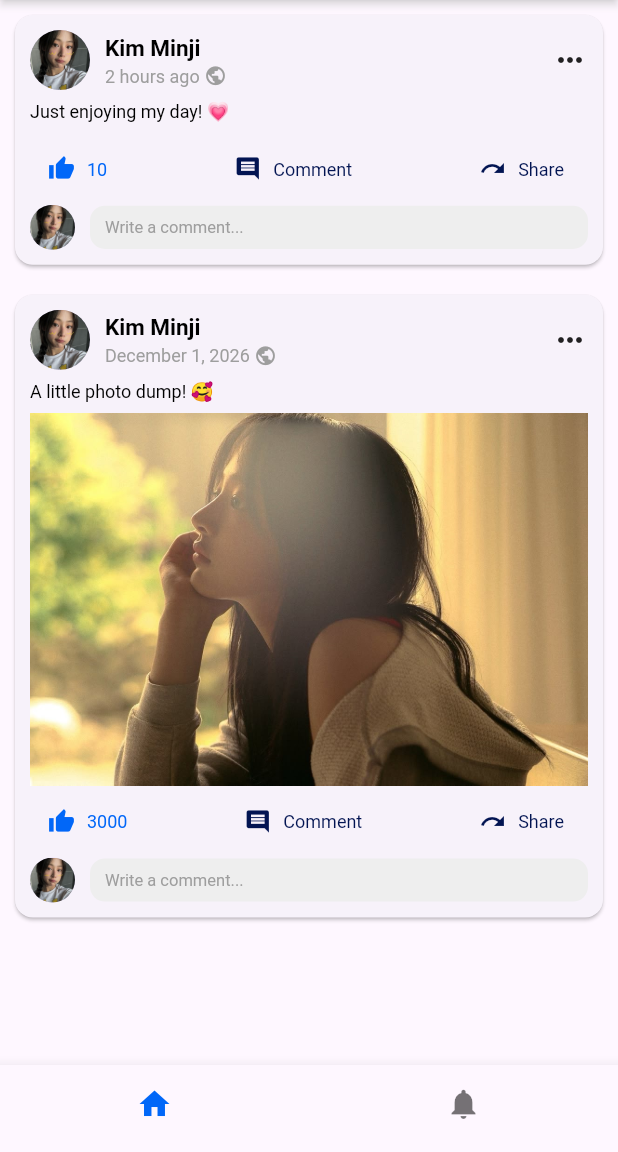
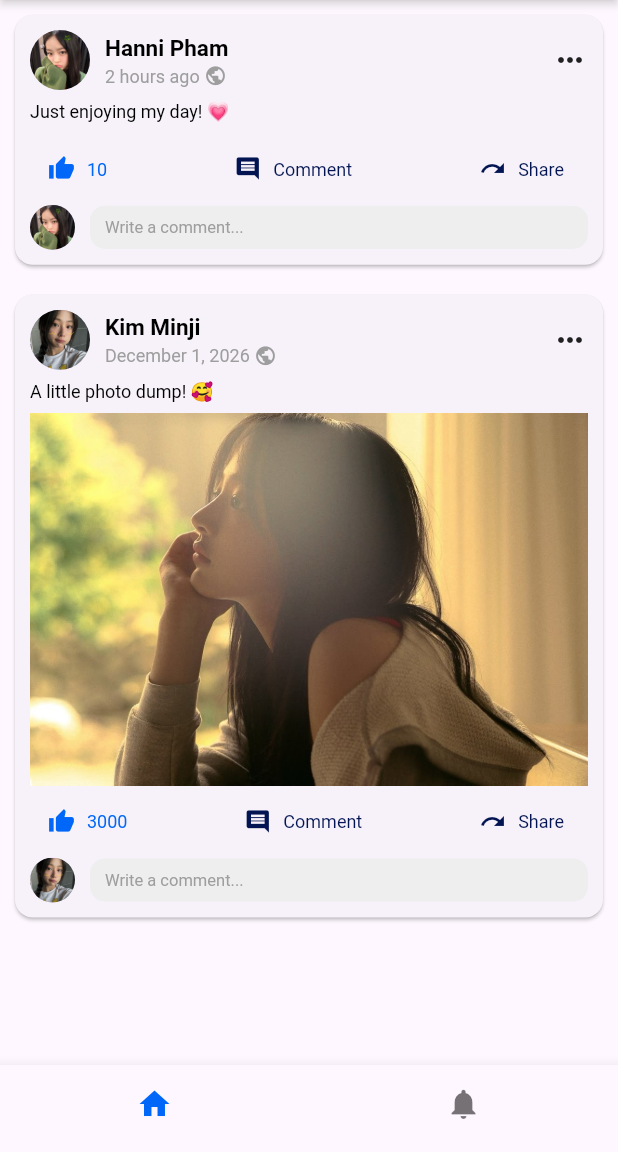
Before and after one commit to denisejeon18/marasigan_mobprog, a Flutter app: the screen it shows after launch, on a phone screen of 412 x 824 dp, the part 84-1236 px from its top. Run offline on Flutter 3.47's test engine with Material 3 defaults, Android fonts, the phone set to English and light mode, and no system bars; our stand-ins replace flutter_screenutil; Roboto replaces fonts that are missing (Frutiger, Klavika).

Commit message:
Update newsfeed with Hanni profile

```diff
--- a/lib/screens/newsfeed_screen.dart
+++ b/lib/screens/newsfeed_screen.dart
@@ -7,11 +7,11 @@ class NewsfeedScreen extends StatelessWidget {
    return ListView(
      children: const [
        NewsfeedCard(
-         userName: 'Kim Minji',
+         userName: 'Hanni Pham',
          postContent: 'Just enjoying my day! 💗',
          date: '2 hours ago',
          numOfLikes: 10,
-         profileImage: 'assets/images/profile_minji.jpg',
+         profileImage: 'assets/images/profile_hanni.jpg',
        ),
        NewsfeedCard(
          userName: 'Kim Minji',
```
Also changed, not shown: assets/images/profile_hanni.jpg (added).
